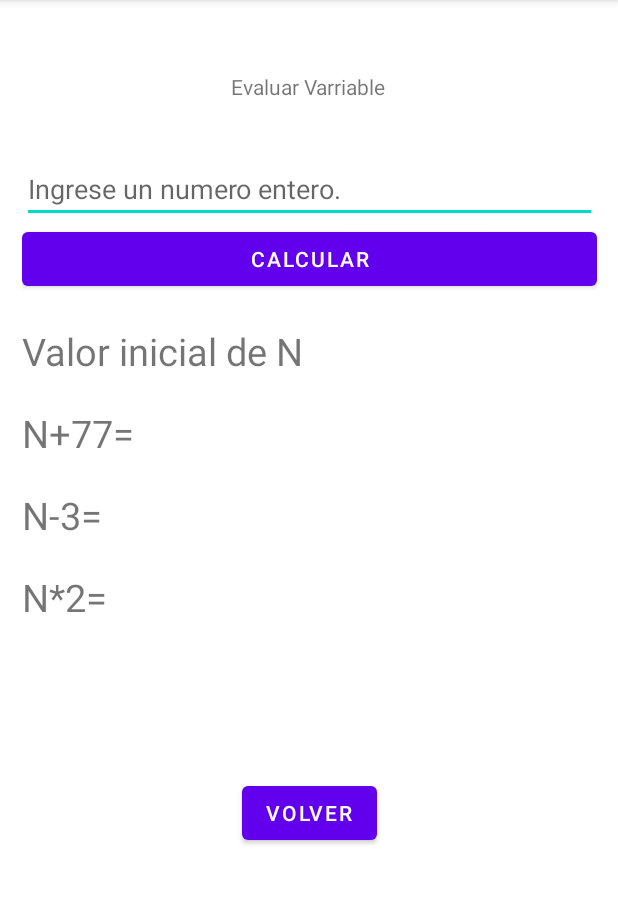
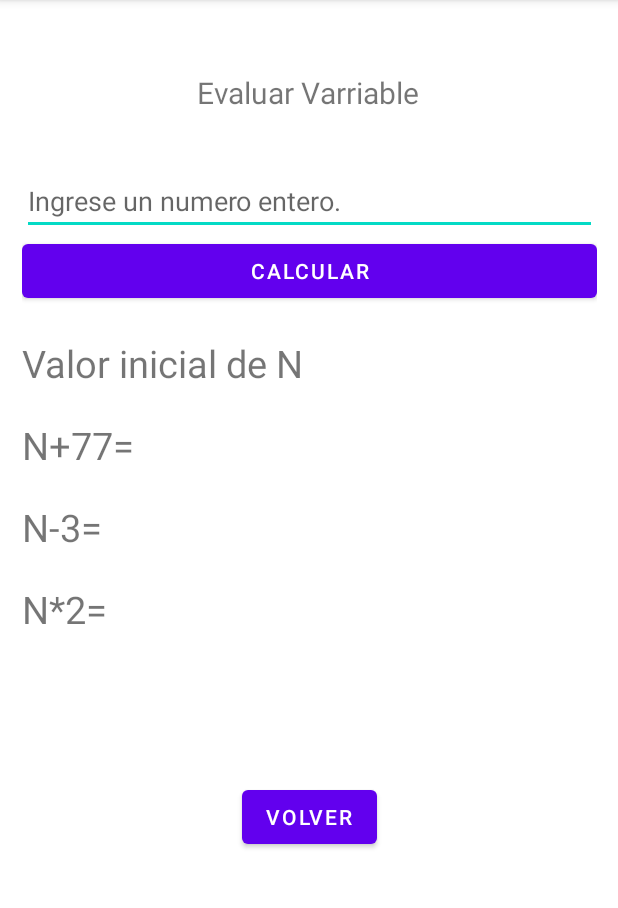
Before and after one commit to juancaportillo/Operaciones, an Android app: the evaluar screen opened directly, with no data from a screen before it, on a phone screen of 412 x 824 dp, the part 84-992 px from its top. Run offline under Robolectric (Android 15) with nearby library versions, the phone set to English and light mode, and no system bars.

Commit message:
Mission complete.

```diff
--- a/app/src/main/java/com/example/operaciones/Bienvenida.java
+++ b/app/src/main/java/com/example/operaciones/Bienvenida.java
@@ -20,7 +20,7 @@ public class Bienvenida extends AppCompatActivity {
         tvBienvenida.setText("Bienvenido  "+tvBienvenida1);
     }
 
-    public void iva (View v){
+    public void lIva (View v){
         Intent lanzar = new Intent(this, iva.class);
         startActivity(lanzar);
 
--- a/app/src/main/java/com/example/operaciones/MainActivity.java
+++ b/app/src/main/java/com/example/operaciones/MainActivity.java
@@ -14,12 +14,13 @@ public class MainActivity extends AppCompatActivity {
     protected void onCreate(Bundle savedInstanceState) {
         super.onCreate(savedInstanceState);
         setContentView(R.layout.activity_main);
-        edtNombre = (EditText)findViewById(R.id.edtNombre);
+        edtNombre = findViewById(R.id.edtNombre);
     }
     public void Ingresar (View v){
         Intent lanzar = new Intent(this, Bienvenida.class);
         lanzar.putExtra("clave", edtNombre.getText().toString());
         startActivity(lanzar);
+        edtNombre.setText("");
     }
 
     public void Salir (View v){
--- a/app/src/main/java/com/example/operaciones/evaluar.java
+++ b/app/src/main/java/com/example/operaciones/evaluar.java
@@ -3,12 +3,42 @@ package com.example.operaciones;
 import androidx.appcompat.app.AppCompatActivity;
 
 import android.os.Bundle;
+import android.view.View;
+import android.widget.EditText;
+import android.widget.TextView;
+
 
 public class evaluar extends AppCompatActivity {
-
+    EditText edtNum;
+    TextView tvNum,tvplus,tvfor,tvMinus;
     @Override
     protected void onCreate(Bundle savedInstanceState) {
         super.onCreate(savedInstanceState);
         setContentView(R.layout.activity_evaluar);
+        edtNum= findViewById(R.id.edtNum);
+        tvNum= findViewById(R.id.tvVal);
+        tvplus= findViewById(R.id.tvPlus77);
+        tvfor= findViewById(R.id.tvFor2);
+        tvMinus= findViewById(R.id.tvMinus3);
+    }
+    public void btnres(View v){
+        String entrada=edtNum.getText().toString();
+        double intEntrada = Double.parseDouble(entrada);
+        double suma = intEntrada+77;
+        double resta = intEntrada-3;
+        double multi=intEntrada*2;
+        String res1=String.valueOf(suma);
+        String res2=String.valueOf(resta);
+        String res3=String.valueOf(multi);
+        tvplus.setText(entrada+"+77="+res1);
+        tvMinus.setText(entrada+"-3="+res2);
+        tvfor.setText(entrada+"*2="+res3);
+        edtNum.setText("");
+    }
+
+
+
+    public void volver (View v){
+        this.finish();
     }
 }
--- a/app/src/main/java/com/example/operaciones/iva.java
+++ b/app/src/main/java/com/example/operaciones/iva.java
@@ -16,7 +16,7 @@ public class iva extends AppCompatActivity {
         super.onCreate(savedInstanceState);
         setContentView(R.layout.activity_iva);
         edtPrecio=findViewById(R.id.edtPrecio);
-        tvPrecioIva.findViewById(R.id.tvPrecioIva);
+        tvPrecioIva=findViewById(R.id.tvIva);
 
     }
 
--- a/app/src/main/res/layout/activity_calculadora_polaca_inversa_app.xml
+++ b/app/src/main/res/layout/activity_calculadora_polaca_inversa_app.xml
@@ -44,6 +44,7 @@
             android:inputType="numberDecimal" />
 
         <RadioGroup
+            android:id="@+id/rdGroup"
             android:layout_width="match_parent"
             android:layout_height="wrap_content">
 
@@ -78,7 +79,8 @@
             android:layout_width="match_parent"
             android:layout_height="wrap_content"
             android:layout_weight="1"
-            android:hint="El resultado se mostrará aquí" />
+            android:hint="El resultado se mostrará aquí"
+            android:textSize="20sp" />
 
         <LinearLayout
             android:layout_width="match_parent"
@@ -100,6 +102,7 @@
                 android:layout_height="wrap_content"
                 android:layout_weight="1"
                 android:backgroundTint="#3F51B5"
+                android:onClick="btLimp"
                 android:text="Limpiar" />
 
         </LinearLayout>
@@ -109,6 +112,7 @@
             android:layout_width="match_parent"
             android:layout_height="wrap_content"
             android:backgroundTint="#3F51B5"
+            android:onClick="btnVol"
             android:text="Volver" />
 
     </LinearLayout>
--- a/app/src/main/res/layout/activity_evaluar.xml
+++ b/app/src/main/res/layout/activity_evaluar.xml
@@ -2,6 +2,7 @@
 <androidx.constraintlayout.widget.ConstraintLayout xmlns:android="http://schemas.android.com/apk/res/android"
     xmlns:app="http://schemas.android.com/apk/res-auto"
     xmlns:tools="http://schemas.android.com/tools"
+    android:id="@+id/edtNumEn"
     android:layout_width="match_parent"
     android:layout_height="match_parent"
     tools:context=".evaluar">
@@ -12,6 +13,7 @@
         android:layout_height="wrap_content"
         android:layout_marginTop="48dp"
         android:text="Evaluar Varriable"
+        android:textSize="20sp"
         app:layout_constraintEnd_toEndOf="parent"
         app:layout_constraintHorizontal_bias="0.498"
         app:layout_constraintStart_toStartOf="parent"
@@ -28,7 +30,7 @@
         app:layout_constraintTop_toBottomOf="@+id/textView4">
 
         <EditText
-            android:id="@+id/editTextNumber2"
+            android:id="@+id/edtNum"
             android:layout_width="match_parent"
             android:layout_height="wrap_content"
             android:ems="10"
@@ -39,10 +41,11 @@
             android:id="@+id/button7"
             android:layout_width="match_parent"
             android:layout_height="wrap_content"
+            android:onClick="btnres"
             android:text="Calcular" />
 
         <TextView
-            android:id="@+id/textView6"
+            android:id="@+id/tvVal"
             android:layout_width="match_parent"
             android:layout_height="wrap_content"
             android:layout_marginTop="20dp"
@@ -50,7 +53,7 @@
             android:textSize="25sp" />
 
         <TextView
-            android:id="@+id/textView7"
+            android:id="@+id/tvPlus77"
             android:layout_width="match_parent"
             android:layout_height="wrap_content"
             android:layout_marginTop="20dp"
@@ -58,7 +61,7 @@
             android:textSize="25sp" />
 
         <TextView
-            android:id="@+id/textView8"
+            android:id="@+id/tvMinus3"
             android:layout_width="match_parent"
             android:layout_height="wrap_content"
             android:layout_marginTop="20dp"
@@ -66,7 +69,7 @@
             android:textSize="25sp" />
 
         <TextView
-            android:id="@+id/textView9"
+            android:id="@+id/tvFor2"
             android:layout_width="match_parent"
             android:layout_height="wrap_content"
             android:layout_marginTop="20dp"
@@ -75,12 +78,14 @@
     </LinearLayout>
 
     <Button
-        android:id="@+id/button9"
+        android:id="@+id/btVolver"
         android:layout_width="wrap_content"
         android:layout_height="wrap_content"
-        android:layout_marginTop="65dp"
+        android:layout_marginTop="60dp"
+        android:onClick="volver"
         android:text="Volver"
         app:layout_constraintEnd_toEndOf="parent"
         app:layout_constraintStart_toStartOf="parent"
         app:layout_constraintTop_toBottomOf="@+id/linearLayout3" />
+
 </androidx.constraintlayout.widget.ConstraintLayout>
--- a/app/src/main/res/layout/activity_iva.xml
+++ b/app/src/main/res/layout/activity_iva.xml
@@ -38,7 +38,7 @@
             android:inputType="numberDecimal" />
 
         <TextView
-            android:id="@+id/tvPrecioIva"
+            android:id="@+id/tvIva"
             android:layout_width="match_parent"
             android:layout_height="58dp"
             android:layout_marginBottom="15dp"
@@ -67,6 +67,7 @@
                 android:layout_height="wrap_content"
                 android:layout_weight="1"
                 android:backgroundTint="#3F51B5"
+                android:onClick="Limpiar"
                 android:text="Limpiar" />
 
         </LinearLayout>
@@ -78,6 +79,7 @@
         android:layout_height="wrap_content"
         android:layout_marginTop="120dp"
         android:backgroundTint="#3F51B5"
+        android:onClick="volver"
         android:text="Volver"
         app:layout_constraintEnd_toEndOf="parent"
         app:layout_constraintHorizontal_bias="0.498"
```
Also changed, not shown: app/src/main/java/com/example/operaciones/CalculadoraPolacaInversaApp.java (+26 -12 lines), app/src/main/java/com/example/operaciones/pantallaBienvenida.java (deleted, +0 -14 lines), app/src/main/res/layout/activity_bienvenida.xml (+5 -4 lines), app/src/main/res/layout/activity_pantalla_bienvenida.xml (deleted, +0 -9 lines).
